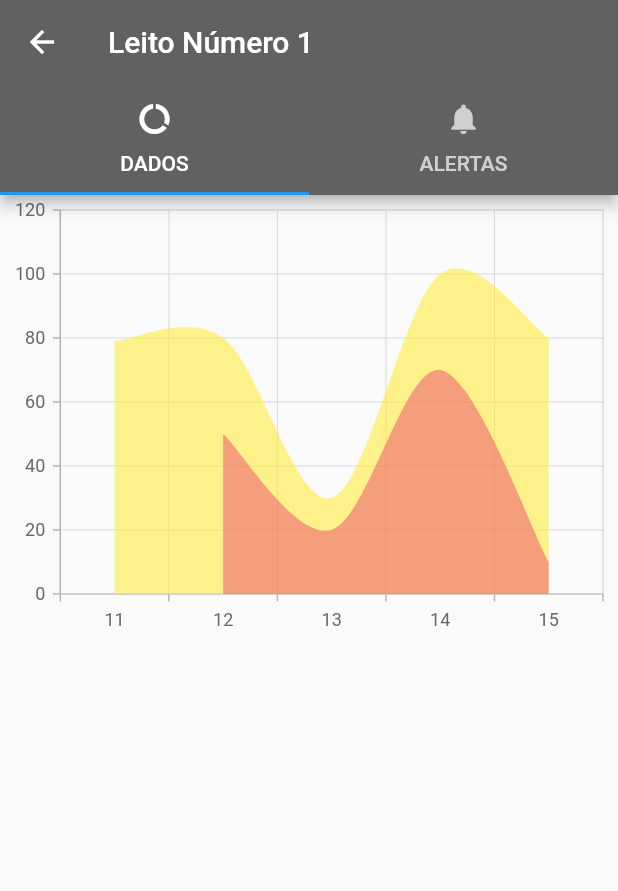
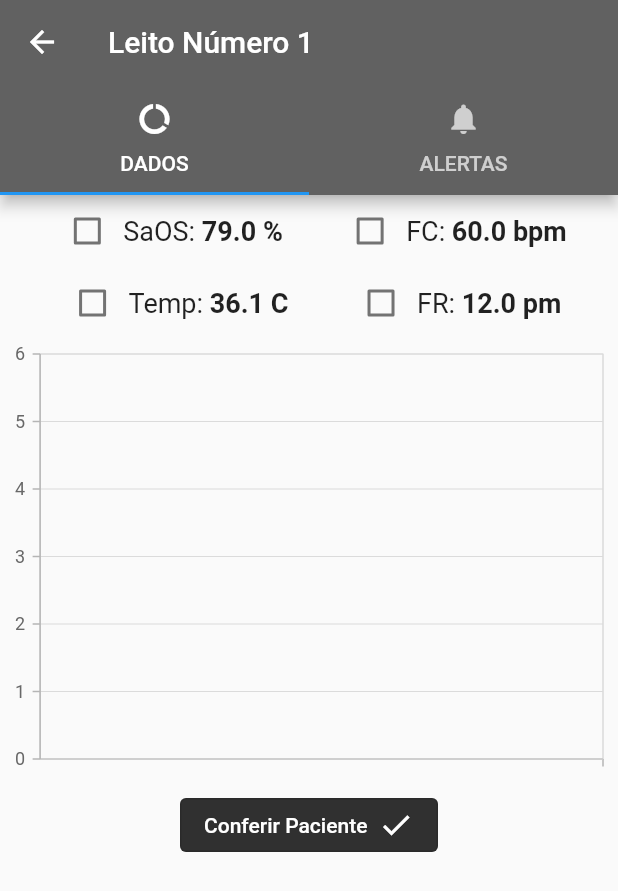
Before and after one commit to themaripool/ProjetoFinal-MarielaAndrade, a Flutter app: the HomePage screen opened directly, after a tap on the "list" icon, after a tap on "LEITO 1", on a phone screen of 412 x 824 dp. Shown: the top 891 px of the screen. Run offline on Flutter 3.47's test engine with Material 2 defaults, Android fonts, the phone set to English and light mode, and no system bars; our stand-ins replace syncfusion_flutter_charts; network calls fail.

Commit message:
[ADD] Checkbox on data screen

```diff
--- /dev/null
+++ b/lib/Screens/AlertScreen.dart
@@ -0,0 +1,14 @@
+import 'package:flutter/material.dart';
+
+class AlertScreen extends StatefulWidget {
+  @override
+  _AlertScreenState createState() => _AlertScreenState();
+}
+
+class _AlertScreenState extends State<AlertScreen> {
+
+  @override
+  Widget build(BuildContext context) {
+    return Text("Tela de Alerta");
+  }
+}
--- a/lib/Screens/BedDetails.dart
+++ b/lib/Screens/BedDetails.dart
@@ -1,21 +1,11 @@
 import 'package:flutter/cupertino.dart';
 import 'package:flutter/material.dart';
+import 'package:projeto_final_1/Screens/AlertScreen.dart';
 import 'package:projeto_final_1/Screens/DataScreen.dart';
 
-class BedDetails extends StatefulWidget {
+class BedDetails extends StatelessWidget {
   final int bedNumber;
   BedDetails(this.bedNumber);
-  @override
-  _BedDetailsState createState() => _BedDetailsState(this.bedNumber);
-}
-
-class _BedDetailsState extends State<BedDetails> {
-  int segmentedControlGroupValue = 0;
-  final int bedNumber;
-
- _BedDetailsState(this.bedNumber);
-
-
   @override
   Widget build(BuildContext context) {
     return MaterialApp(
@@ -44,10 +34,7 @@ class _BedDetailsState extends State<BedDetails> {
             ),
           ),
           body: TabBarView(
-            children: <Widget>[
-              DataScreen(),
-              Text("Tela de alerta aqui")
-            ],
+            children: <Widget>[DataScreen(), AlertScreen()],
           )),
     ));
   }
--- a/lib/Screens/DataScreen.dart
+++ b/lib/Screens/DataScreen.dart
@@ -9,41 +9,131 @@ class DataScreen extends StatefulWidget {
 }
 
 class _DataScreenState extends State<DataScreen> {
-
   List<_PatientData> data = [
-    _PatientData(79, 10, 36.1, 12, "11"),
+    _PatientData(79, 60, 36.1, 12, "11"),
     _PatientData(80, 50, 35.8, 13, "12"),
     _PatientData(30, 20, 32.8, 20, "13"),
     _PatientData(100, 70, 20.8, 13, "14"),
     _PatientData(80, 10, 35.8, 13, "15")
   ];
+
+  bool _isCheckedSaOS = false;
+  bool _isCheckedFC = false;
+  bool _isCheckedTemp = false;
+  bool _isCheckedFR = false;
+
   Widget build(BuildContext context) {
+    print("Carregou com valor de saos $_isCheckedSaOS e fc $_isCheckedFC");
+    print("Data ${data[0].fr} ");
     return Expanded(
       child: Column(children: [
-            //Initialize the chart widget
+        Row(
+          mainAxisAlignment: MainAxisAlignment.spaceEvenly,
+          children: [
+            Row(
+              children: [
+                Checkbox(
+                  value: _isCheckedSaOS,
+                  onChanged: (value) {
+                    setState(() {
+                      _isCheckedSaOS = !_isCheckedSaOS;
+                      print(
+                          "SaOS com valor de $_isCheckedSaOS com value$value");
+                    });
+                  },
+                ),
+                Text("SaOS: ", style: TextStyle(fontSize: 18)),
+                Text("${data[0].saOS} %",
+                    style: TextStyle(fontWeight: FontWeight.bold, fontSize: 18))
+              ],
+            ),
+            Row(
+              children: [
+                Checkbox(
+                  value: _isCheckedFC,
+                  onChanged: (value) {
+                    setState(() {
+                      _isCheckedFC = !_isCheckedFC;
+                      print("FC com valor de $_isCheckedFC com value $value");
+                    });
+                  },
+                ),
+                Text("FC: ", style: TextStyle(fontSize: 18)),
+                Text("${data[0].fc} bpm",
+                    style: TextStyle(fontWeight: FontWeight.bold, fontSize: 18))
+              ],
+            ),
+          ],
+        ),
+
+        Row(
+          mainAxisAlignment: MainAxisAlignment.spaceEvenly,
+          children: [
+          Row(
+            children: [
+              Checkbox(
+                value: _isCheckedTemp,
+                onChanged: (value) {
+                  setState(() {
+                    _isCheckedTemp = !_isCheckedTemp;
+                  });
+                },
+              ),
+              Text("Temp: ", style: TextStyle(fontSize: 18)),
+              Text("${data[0].temp} C",
+                  style: TextStyle(fontWeight: FontWeight.bold, fontSize: 18))
+            ],
+          ),
+          Row(
+            children: [
+              Checkbox(
+                value: _isCheckedFR,
+                onChanged: (value) {
+                  setState(() {
+                    _isCheckedFR = !_isCheckedFR;
+                  });
+                },
+              ),
+              Text("FR: ", style: TextStyle(fontSize: 18)),
+              Text("${data[0].fr} pm",
+                  style: TextStyle(fontWeight: FontWeight.bold, fontSize: 18))
+            ],
+          ),
+        ]),
+
+        // Grafico
+
+        //       List<_PatientData> data = [
+        //   _PatientData(79, 60, 36.1, 12, "11"),
+        //   _PatientData(80, 50, 35.8, 13, "12"),
+        //   _PatientData(30, 20, 32.8, 20, "13"),
+        //   _PatientData(100, 70, 20.8, 13, "14"),
+        //   _PatientData(80, 10, 35.8, 13, "15")
+        // ];
+
+        //  final double saOS;
+        // final double fc;
+        // final double temp;
+        // final double fr;
+        // final String hour;
+
         SfCartesianChart(
             primaryXAxis: CategoryAxis(),
-                legend: Legend(isVisible: false),
-                tooltipBehavior: TooltipBehavior(enable: true),
             series: <ChartSeries<_PatientData, String>>[
               //SaOS
               SplineAreaSeries<_PatientData, String>(
-                      dataSource: data.sublist(0),
-                      xValueMapper: (_PatientData sales, _) => sales.hour,
-                      yValueMapper: (_PatientData sales, _) => sales.saOS,
-                      name: 'SaOS',
-                      dataLabelSettings: DataLabelSettings(isVisible: false),
-                      color: Colors.yellow.withAlpha(150)
-                  ),
+                  dataSource: data,
+                  isVisible: false,
+                  xValueMapper: (_PatientData dados, _) => dados.hour,
+                  yValueMapper: (_PatientData dados, _) => dados.saOS,
+                  color: Colors.yellow.withAlpha(150)),
               //FC
               SplineAreaSeries<_PatientData, String>(
                   dataSource: data.sublist(1),
-                      xValueMapper: (_PatientData sales, _) => sales.hour,
-                      yValueMapper: (_PatientData sales, _) => sales.fc,
-                      name: 'Fc',
-                      dataLabelSettings: DataLabelSettings(isVisible: false),
-                      color: Colors.pink.withAlpha(100)
-                  ),
+                  isVisible: _isCheckedFC == false ? false : true,
+                  xValueMapper: (_PatientData dados, _) => dados.hour,
+                  yValueMapper: (_PatientData dados, _) => dados.fc,
+                  color: Colors.pink.withAlpha(100)),
               // //Temp
               // SplineAreaSeries<_PatientData, String>(
               //     dataSource: data.sublist(2),
@@ -62,10 +152,32 @@ class _DataScreenState extends State<DataScreen> {
               //     dataLabelSettings: DataLabelSettings(isVisible: true),
               //     color: Colors.yellow[700]
               // )
-                ]
+            ]),
 
-
+        OutlinedButton(
+            style: OutlinedButton.styleFrom(
+              backgroundColor: Colors.grey[850],
             ),
+            onPressed: () {
+              print("Clicou no conferir paciente");
+            },
+            child: Container(
+              height: 35,
+              width: 140,
+              child: Row(
+                mainAxisAlignment: MainAxisAlignment.spaceBetween,
+                children: [
+                  Text(
+                    'Conferir Paciente',
+                    style: TextStyle(color: Colors.white),
+                  ),
+                  Icon(
+                    Icons.done,
+                    color: Colors.white,
+                  )
+                ],
+              ),
+            ))
       ]),
     );
   }
--- a/pubspec.yaml
+++ b/pubspec.yaml
@@ -18,7 +18,7 @@ publish_to: 'none' # Remove this line if you wish to publish to pub.dev
 version: 1.0.0+1
 
 environment:
-  sdk: ">=2.7.0 <3.0.0"
+  sdk: ">=2.7 .0 <3.0.0"
 
 dependencies:
   flutter:
```
Lines whose indentation alone changed are shown as unchanged.
